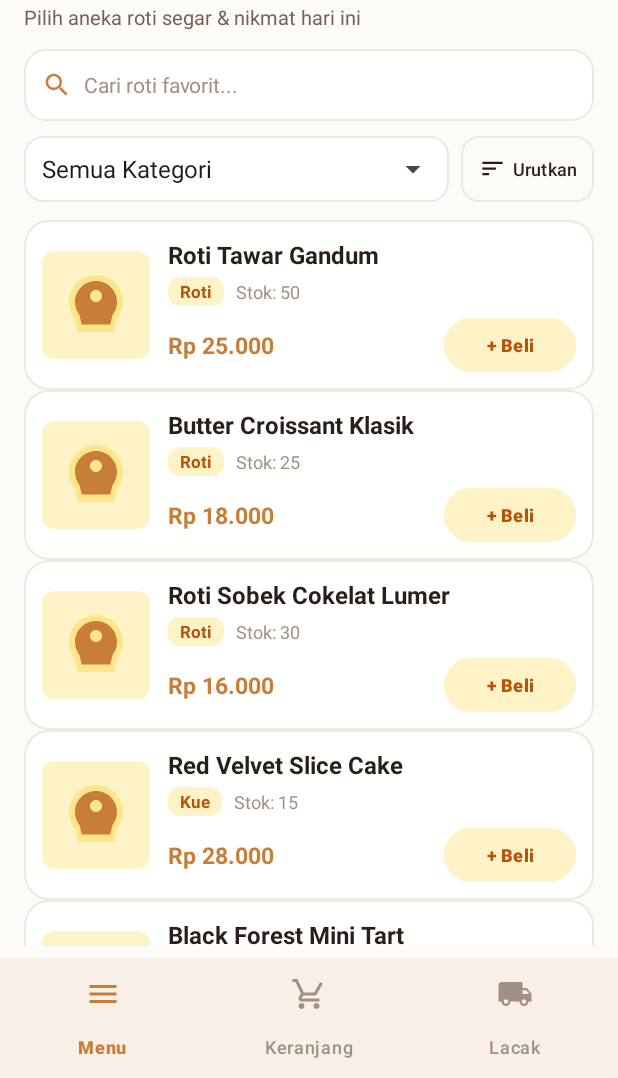
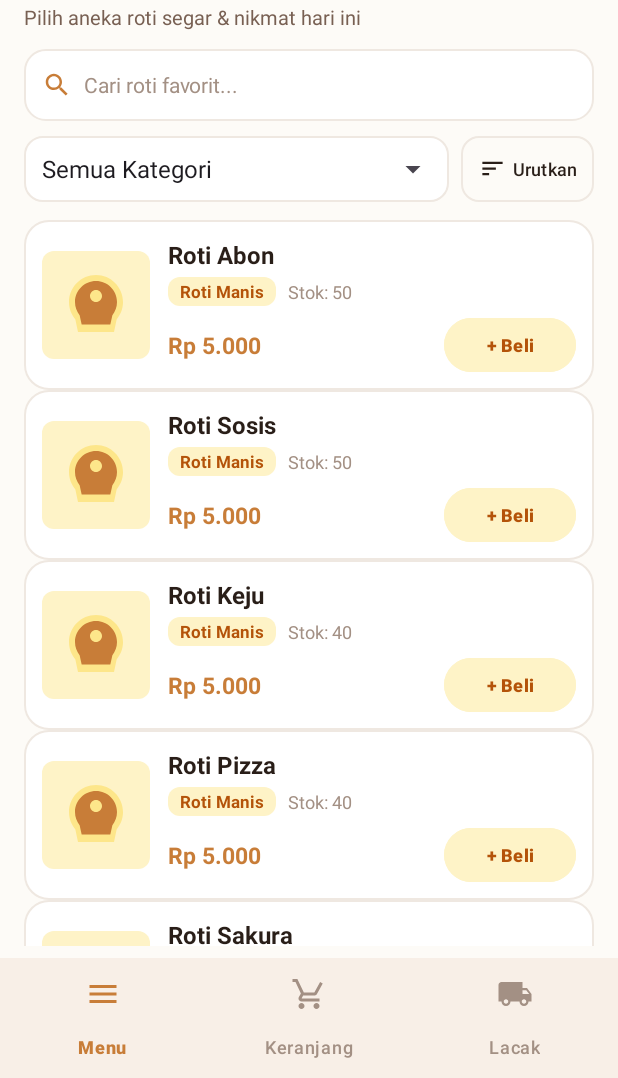
Before and after one commit to FarhanZalf/uts-pml, an Android app: the screen it shows after launch (MainActivity), on a phone screen of 412 x 824 dp, the part 158-1236 px from its top. Run offline under Robolectric (Android 15) with nearby library versions, the phone set to English and light mode, and no system bars; our stand-ins replace Firebase (no records; nobody signed in at launch, a user with empty details on screens opened directly), Volley; network calls fail.

Commit message:
fix(menu): selaraskan kategori spinner dan katalog produk autentik Erles Bakery

```diff
--- a/app/src/main/java/farhan/zalfanudin/uts/MenuFragment.kt
+++ b/app/src/main/java/farhan/zalfanudin/uts/MenuFragment.kt
@@ -65,15 +65,10 @@ class MenuFragment : Fragment() {
         farhan.zalfanudin.uts.network.ApiService.getCategories(
             requireContext(),
             onSuccess = { categories ->
-                if (_binding != null && isAdded) {
-                    allCategories = categories.map { it.name }.toMutableList()
-                    val spinnerAdapter = ArrayAdapter(
-                        requireContext(),
-                        android.R.layout.simple_spinner_item,
-                        allCategories
-                    )
-                    spinnerAdapter.setDropDownViewResource(android.R.layout.simple_spinner_dropdown_item)
-                    binding.spinnerCategory.adapter = spinnerAdapter
+                if (_binding != null && isAdded && categories.isNotEmpty()) {
+                    allCategories.clear()
+                    allCategories.addAll(categories.map { it.name })
+                    setupCategorySpinner()
                 }
             },
             onError = { _ ->
@@ -213,18 +208,23 @@ class MenuFragment : Fragment() {
 
     // 3. Setup Spinner (Filter Kategori Roti)
     private fun setupCategorySpinner() {
-        val categoryNames = allCategories
         val spinnerAdapter = ArrayAdapter(
             requireContext(),
             android.R.layout.simple_spinner_item,
-            categoryNames
+            allCategories
         )
         spinnerAdapter.setDropDownViewResource(android.R.layout.simple_spinner_dropdown_item)
         binding.spinnerCategory.adapter = spinnerAdapter
 
+        // Pertahankan posisi pilihan kategori yang aktif
+        val currentIndex = allCategories.indexOf(selectedCategory)
+        if (currentIndex >= 0) {
+            binding.spinnerCategory.setSelection(currentIndex)
+        }
+
         binding.spinnerCategory.onItemSelectedListener = object : AdapterView.OnItemSelectedListener {
             override fun onItemSelected(parent: AdapterView<*>?, view: View?, position: Int, id: Long) {
-                selectedCategory = categoryNames.getOrNull(position) ?: "Semua Kategori"
+                selectedCategory = allCategories.getOrNull(position) ?: "Semua Kategori"
                 filterAndDisplayProducts()
             }
 
--- a/app/src/main/java/farhan/zalfanudin/uts/data/DummyData.kt
+++ b/app/src/main/java/farhan/zalfanudin/uts/data/DummyData.kt
@@ -6,87 +6,121 @@ import farhan.zalfanudin.uts.model.Product
 
 object DummyData {
 
-    // Kategori Resmi sesuai tabel categories di MySQL Erles Bakery
+    // Kategori Resmi sesuai database MySQL/PostgreSQL Erles Bakery
     val categories = listOf(
         Category(0, "Semua Kategori"),
-        Category(1, "Roti"),
-        Category(2, "Kue"),
-        Category(3, "Kue Kering"),
-        Category(4, "Hampers")
+        Category(1, "Roti Manis"),
+        Category(2, "Donat")
     )
 
-    // Produk sesuai kategori resmi dan data database Erles Bakery
+    // Produk sesuai katalog resmi toko Erles Bakery (Owner: Bu Erni Lestari)
     val products = listOf(
         Product(
             id = 1,
-            name = "Roti Tawar Gandum",
-            category = "Roti",
-            price = 25000.0,
+            name = "Roti Abon",
+            category = "Roti Manis",
+            price = 5000.0,
             stock = 50,
-            description = "Roti tawar gandum utuh, lembut, berserat tinggi, dan sehat untuk sarapan.",
+            description = "Roti manis empuk bertabur abon sapi gurih melimpah dengan olesan saus manis khas bakery.",
             imageRes = R.drawable.ic_bakery_item
         ),
         Product(
             id = 2,
-            name = "Butter Croissant Klasik",
-            category = "Roti",
-            price = 18000.0,
-            stock = 25,
-            description = "Pastry croissant berlapis renyah dengan aroma mentega murni Prancis khas Erles.",
+            name = "Roti Sosis",
+            category = "Roti Manis",
+            price = 5000.0,
+            stock = 50,
+            description = "Roti lembut dengan isian sosis sapi pilihan berpadu saus gurih favorit sarapan keluarga.",
             imageRes = R.drawable.ic_bakery_item
         ),
         Product(
             id = 3,
-            name = "Roti Sobek Cokelat Lumer",
-            category = "Roti",
-            price = 16000.0,
-            stock = 30,
-            description = "Roti sobek lembut dengan isian cokelat lumer manis gurih yang melimpah.",
+            name = "Roti Keju",
+            category = "Roti Manis",
+            price = 5000.0,
+            stock = 40,
+            description = "Roti manis lembut berisikan keju gurih dengan parutan keju cheddar panggang di atasnya.",
             imageRes = R.drawable.ic_bakery_item
         ),
         Product(
             id = 4,
-            name = "Red Velvet Slice Cake",
-            category = "Kue",
-            price = 28000.0,
-            stock = 15,
-            description = "Kue tart red velvet lembut dilapisi krim keju spesial yang lumer di mulut.",
+            name = "Roti Pizza",
+            category = "Roti Manis",
+            price = 5000.0,
+            stock = 40,
+            description = "Roti mini pizza dengan topping potongan sosis, saus tomat rempah, dan taburan keju leleh.",
             imageRes = R.drawable.ic_bakery_item
         ),
         Product(
             id = 5,
-            name = "Black Forest Mini Tart",
-            category = "Kue",
-            price = 35000.0,
-            stock = 10,
-            description = "Kue tart cokelat klasik dengan taburan dark chocolate serut dan ceri segar.",
+            name = "Roti Sakura",
+            category = "Roti Manis",
+            price = 5000.0,
+            stock = 35,
+            description = "Roti manis klasik dibentuk kelopak bunga sakura yang cantik dan harum mentega segar.",
             imageRes = R.drawable.ic_bakery_item
         ),
         Product(
             id = 6,
-            name = "Nastar Nanas Butter Wijsman",
-            category = "Kue Kering",
-            price = 65000.0,
-            stock = 20,
-            description = "Kue kering nastar lembut dengan selai nanas asli segar dan butter wijsman harum.",
+            name = "Roti Kepang",
+            category = "Roti Manis",
+            price = 5000.0,
+            stock = 35,
+            description = "Roti kepang tradisional dengan olesan mentega manis dan taburan gula pasir renyah.",
             imageRes = R.drawable.ic_bakery_item
         ),
         Product(
             id = 7,
-            name = "Kastengel Keju Edam Gurih",
-            category = "Kue Kering",
-            price = 70000.0,
-            stock = 18,
-            description = "Kue kering keju edam asli Belanda yang gurih renyah dan lumer saat dikunyah.",
+            name = "Roti Pisang Coklat",
+            category = "Roti Manis",
+            price = 5000.0,
+            stock = 50,
+            description = "Kombinasi klasik pisang raja manis alami dan lelehan cokelat legit berbalut adonan roti empuk.",
             imageRes = R.drawable.ic_bakery_item
         ),
         Product(
             id = 8,
-            name = "Hampers Spesial Erles Bakery",
-            category = "Hampers",
-            price = 145000.0,
-            stock = 8,
-            description = "Paket hampers cantik berisi kombinasi aneka roti manis, kue kering, dan kartu ucapan.",
+            name = "Roti Pisang Coklat Keju",
+            category = "Roti Manis",
+            price = 6000.0,
+            stock = 45,
+            description = "Perpaduan sempurna pisang manis, lelehan cokelat lumer, dan keju cheddar gurih dalam satu roti.",
+            imageRes = R.drawable.ic_bakery_item
+        ),
+        Product(
+            id = 9,
+            name = "Roti Abon 1 Loyang (40 x 40)",
+            category = "Roti Manis",
+            price = 60000.0,
+            stock = 15,
+            description = "Porsi besar 1 loyang ukuran 40 × 40 cm penuh abon sapi tebal, sangat cocok untuk hantaran dan acara keluarga.",
+            imageRes = R.drawable.ic_bakery_item
+        ),
+        Product(
+            id = 10,
+            name = "Donuts Biasa",
+            category = "Donat",
+            price = 2500.0,
+            stock = 60,
+            description = "Donat kentang tradisional super empuk dan kenyal, ditaburi gula halus dingin yang manis pas.",
+            imageRes = R.drawable.ic_bakery_item
+        ),
+        Product(
+            id = 11,
+            name = "Donuts Meses Coklat",
+            category = "Donat",
+            price = 5000.0,
+            stock = 50,
+            description = "Donat empuk dengan olesan krim manis lembut dan taburan meses cokelat tebal yang melimpah.",
+            imageRes = R.drawable.ic_bakery_item
+        ),
+        Product(
+            id = 12,
+            name = "Donuts Premium",
+            category = "Donat",
+            price = 7000.0,
+            stock = 40,
+            description = "Donat kentang premium bertekstur lembut istimewa dengan pilihan topping glaze artisan cokelat dan keju.",
             imageRes = R.drawable.ic_bakery_item
         )
     )
```
